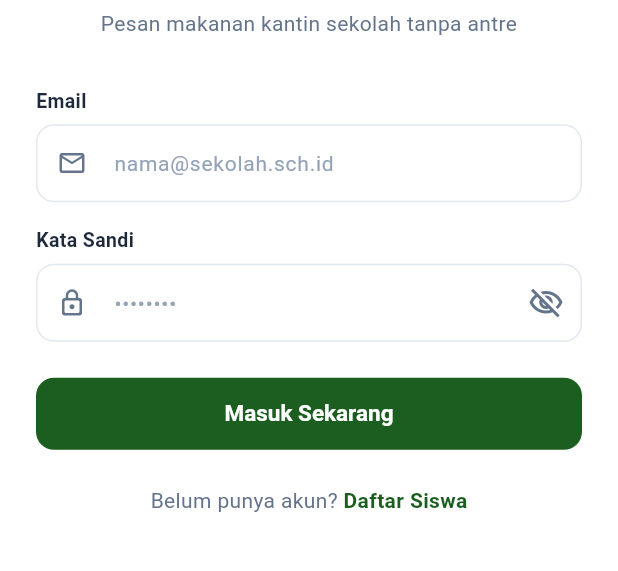
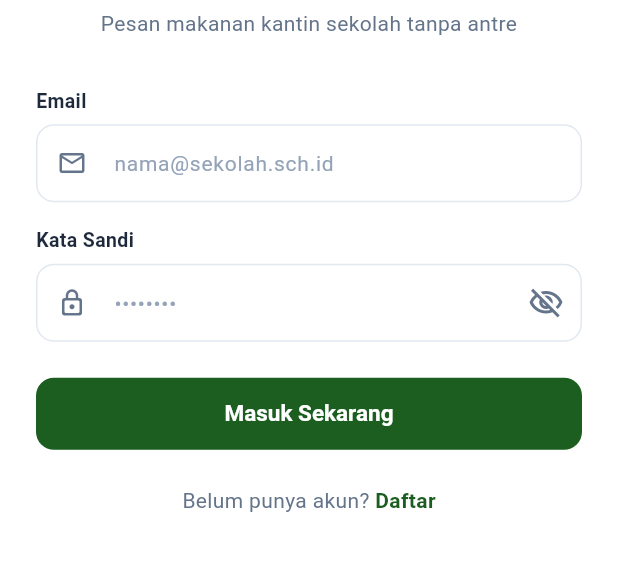
Before and after one commit to aang666/smart-canteen, a Flutter app: the screen it shows after launch, on a phone screen of 412 x 824 dp, the part 463-1034 px from its top. Run offline on Flutter 3.47's test engine with Material 3 defaults, Android fonts, the phone set to English and light mode, and no system bars; our stand-ins replace cloud_firestore, firebase_auth, firebase_core, firebase_messaging, flutter_local_notifications, image_picker; accounts and stored records are empty.

Commit message:
Update login screen: change 'Daftar Siswa' to 'Daftar'

```diff
--- a/smart_canteen/lib/screens/auth/login_screen.dart
+++ b/smart_canteen/lib/screens/auth/login_screen.dart
@@ -217,7 +217,7 @@ class _LoginScreenState extends State<LoginScreen> {
                           );
                         },
                         child: const Text(
-                          'Daftar Siswa',
+                          'Daftar',
                           style: TextStyle(
                             color: AppColors.primary,
                             fontWeight: FontWeight.bold,
```
